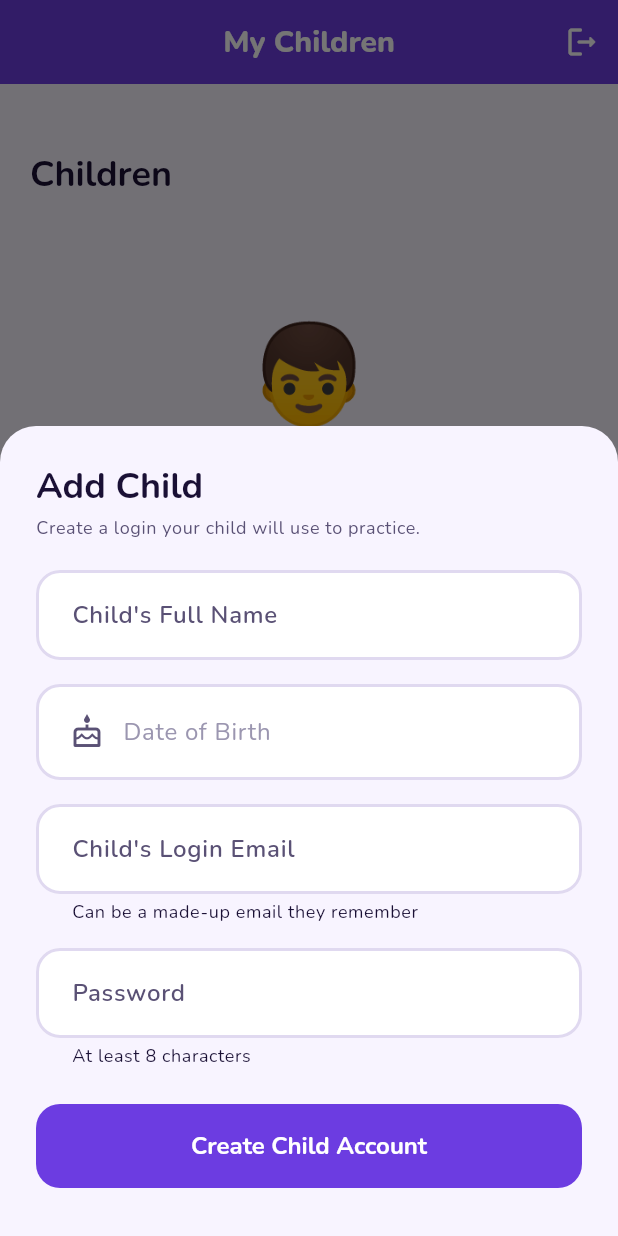
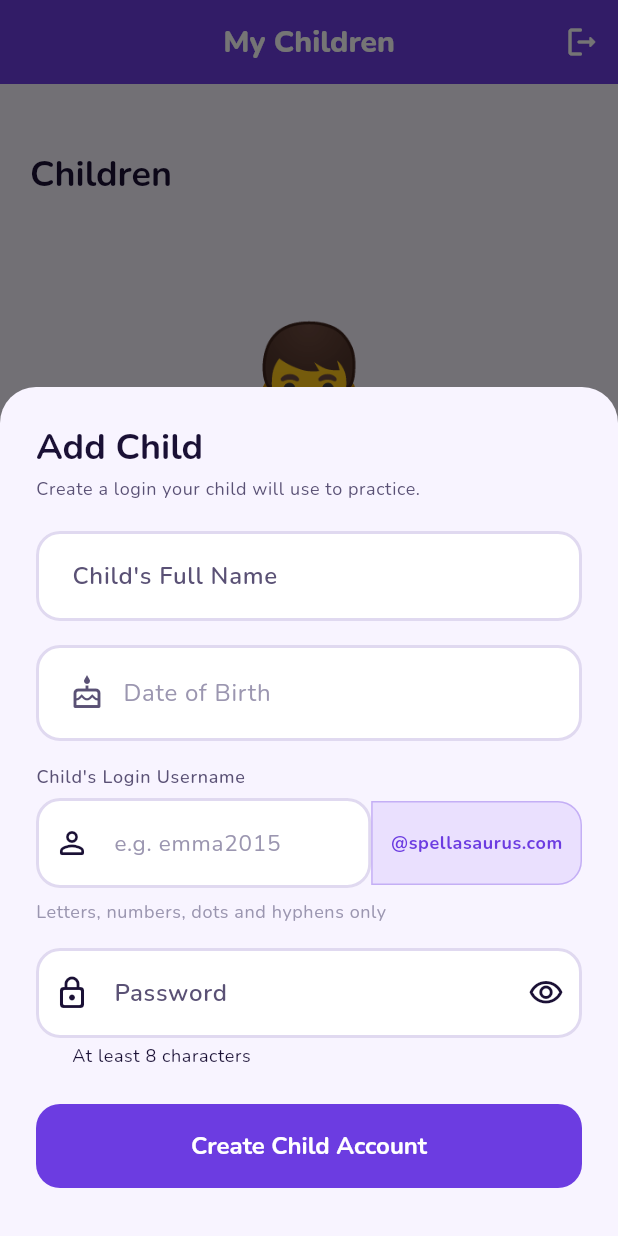
Before and after one commit to jameshiscott/Spellasaurus, a Flutter app: the ParentDashboard screen opened by its route, after a tap on "Add Child", on a phone screen of 412 x 824 dp. Run offline on Flutter 3.47's test engine with Material 3 defaults, Android fonts, the phone set to English and light mode, and no system bars; drawn by our look-alikes of flutter_animate; our stand-ins replace flutter_riverpod, gap, go_router, google_fonts, just_audio, supabase_flutter; accounts and stored records are empty.

Commit message:
feat: child accounts use username@spellasaurus.com
- Add child dialog now shows username + fixed @spellasaurus.com suffix
- Username validated: lowercase letters, numbers, dots, hyphens only
- Edge function checks uniqueness before creating (409 on conflict)
- Edge function accepts 'username' instead of 'email', builds email internally
- Error messages shown inline in the dialog
- Login screen auto-appends @spellasaurus.com if no @ in the input,
  so children just type their username to sign in

Co-authored-by: Copilot <223556219+Copilot@users.noreply.github.com>

```diff
--- a/spellasaurus/lib/features/auth/ui/login_screen.dart
+++ b/spellasaurus/lib/features/auth/ui/login_screen.dart
@@ -34,8 +34,11 @@ class _LoginScreenState extends ConsumerState<LoginScreen> {
     if (!_formKey.currentState!.validate()) return;
     setState(() { _loading = true; _error = null; });
     try {
+      // If no @ in the email field, treat as child username and append domain
+      var email = _emailCtrl.text.trim();
+      if (!email.contains('@')) email = '${email.toLowerCase()}@spellasaurus.com';
       await ref.read(authRepositoryProvider).signIn(
-        email: _emailCtrl.text.trim(),
+        email: email,
         password: _passwordCtrl.text,
       );
       // Router redirect handles navigation
@@ -87,12 +90,14 @@ class _LoginScreenState extends ConsumerState<LoginScreen> {
                   controller: _emailCtrl,
                   keyboardType: TextInputType.emailAddress,
                   textInputAction: TextInputAction.next,
+                  autocorrect: false,
                   decoration: const InputDecoration(
-                    labelText: 'Email',
-                    prefixIcon: Icon(Icons.email_outlined),
+                    labelText: 'Email or Username',
+                    hintText: 'email@example.com or child username',
+                    prefixIcon: Icon(Icons.person_outline_rounded),
                   ),
                   validator: (v) =>
-                      (v == null || !v.contains('@')) ? 'Enter a valid email' : null,
+                      (v == null || v.trim().isEmpty) ? 'Please enter your email or username' : null,
                 ).animate().slideX(begin: -0.1, delay: 350.ms),
                 const Gap(16),
                 TextFormField(
--- a/spellasaurus/lib/features/parent/ui/parent_dashboard.dart
+++ b/spellasaurus/lib/features/parent/ui/parent_dashboard.dart
@@ -137,9 +137,11 @@ class ParentDashboard extends ConsumerWidget {
 
   void _showAddChildDialog(BuildContext context, WidgetRef ref) {
     final nameCtrl = TextEditingController();
-    final emailCtrl = TextEditingController();
+    final usernameCtrl = TextEditingController();
     final passwordCtrl = TextEditingController();
     DateTime? dob;
+    bool obscure = true;
+    String? error;
 
     showModalBottomSheet(
       context: context,
@@ -224,44 +226,135 @@ class ParentDashboard extends ConsumerWidget {
                   ),
                 ),
                 const Gap(16),
-                TextField(
-                  controller: emailCtrl,
-                  keyboardType: TextInputType.emailAddress,
-                  decoration: const InputDecoration(
-                    labelText: "Child's Login Email",
-                    helperText: 'Can be a made-up email they remember',
-                  ),
+                // Username field with @spellasaurus.com suffix
+                Text('Child\'s Login Username',
+                    style: Theme.of(ctx).textTheme.labelMedium?.copyWith(
+                        color: AppColors.textMedium)),
+                const Gap(6),
+                Row(
+                  crossAxisAlignment: CrossAxisAlignment.center,
+                  children: [
+                    Expanded(
+                      child: TextField(
+                        controller: usernameCtrl,
+                        keyboardType: TextInputType.text,
+                        autocorrect: false,
+                        textInputAction: TextInputAction.next,
+                        decoration: const InputDecoration(
+                          hintText: 'e.g. emma2015',
+                          prefixIcon: Icon(Icons.person_outline_rounded),
+                        ),
+                        onChanged: (_) => setModalState(() => error = null),
+                      ),
+                    ),
+                    Container(
+                      height: 56,
+                      padding: const EdgeInsets.symmetric(horizontal: 12),
+                      decoration: BoxDecoration(
+                        color: AppColors.primaryLight.withValues(alpha: 0.15),
+                        borderRadius: const BorderRadius.horizontal(
+                            right: Radius.circular(16)),
+                        border: Border.all(
+                            color: AppColors.primary.withValues(alpha: 0.3)),
+                      ),
+                      alignment: Alignment.center,
+                      child: Text('@spellasaurus.com',
+                          style: Theme.of(ctx).textTheme.bodySmall?.copyWith(
+                              color: AppColors.primary,
+                              fontWeight: FontWeight.w700)),
+                    ),
+                  ],
                 ),
+                const Gap(8),
+                Text('Letters, numbers, dots and hyphens only',
+                    style: Theme.of(ctx).textTheme.bodySmall?.copyWith(
+                        color: AppColors.textLight)),
                 const Gap(16),
                 TextField(
                   controller: passwordCtrl,
-                  obscureText: true,
-                  decoration: const InputDecoration(
+                  obscureText: obscure,
+                  decoration: InputDecoration(
                     labelText: "Password",
                     helperText: 'At least 8 characters',
+                    prefixIcon: const Icon(Icons.lock_outline_rounded),
+                    suffixIcon: IconButton(
+                      icon: Icon(obscure
+                          ? Icons.visibility_outlined
+                          : Icons.visibility_off_outlined),
+                      onPressed: () => setModalState(() => obscure = !obscure),
+                    ),
                   ),
                 ),
+                if (error != null) ...[
+                  const Gap(12),
+                  Container(
+                    padding: const EdgeInsets.all(12),
+                    decoration: BoxDecoration(
+                      color: AppColors.error.withValues(alpha: 0.1),
+                      borderRadius: BorderRadius.circular(12),
+                    ),
+                    child: Row(
+                      children: [
+                        const Icon(Icons.error_outline,
+                            color: AppColors.error, size: 18),
+                        const Gap(8),
+                        Expanded(
+                          child: Text(error!,
+                              style: Theme.of(ctx).textTheme.bodySmall
+                                  ?.copyWith(color: AppColors.error)),
+                        ),
+                      ],
+                    ),
+                  ),
+                ],
                 const Gap(24),
                 SpellasaurusButton(
                   label: 'Create Child Account',
                   onPressed: () async {
-                    if (nameCtrl.text.trim().isEmpty ||
-                        emailCtrl.text.trim().isEmpty ||
-                        passwordCtrl.text.length < 8 ||
-                        dob == null) return;
+                    final name = nameCtrl.text.trim();
+                    final username = usernameCtrl.text.trim().toLowerCase();
+                    final password = passwordCtrl.text;
+
+                    if (name.isEmpty) {
+                      setModalState(() => error = "Please enter the child's name.");
+                      return;
+                    }
+                    if (username.isEmpty ||
+                        !RegExp(r'^[a-z0-9._-]+$').hasMatch(username)) {
+                      setModalState(() => error =
+                          "Username can only contain letters, numbers, dots, hyphens and underscores.");
+                      return;
+                    }
+                    if (password.length < 8) {
+                      setModalState(
+                          () => error = "Password must be at least 8 characters.");
+                      return;
+                    }
+                    if (dob == null) {
+                      setModalState(() => error = "Please select a date of birth.");
+                      return;
+                    }
+
+                    setModalState(() => error = null);
                     final user = ref.read(currentUserProvider);
-                    // Call edge function to create child account
-                    await supabase.functions.invoke(
+                    final result = await supabase.functions.invoke(
                       'create-child-account',
                       body: {
-                        'full_name': nameCtrl.text.trim(),
-                        'email': emailCtrl.text.trim(),
-                        'password': passwordCtrl.text,
+                        'full_name': name,
+                        'username': username,
+                        'password': password,
                         'date_of_birth':
                             dob!.toIso8601String().substring(0, 10),
                         'parent_id': user?.id,
                       },
                     );
+
+                    final data = result.data as Map<String, dynamic>?;
+                    if (data?['error'] != null) {
+                      setModalState(() => error = data!['error'] as String);
+                      return;
+                    }
+
                     ref.invalidate(_myChildrenProvider);
                     if (ctx.mounted) Navigator.pop(ctx);
                   },
```
Also changed, not shown: 1 other file.
